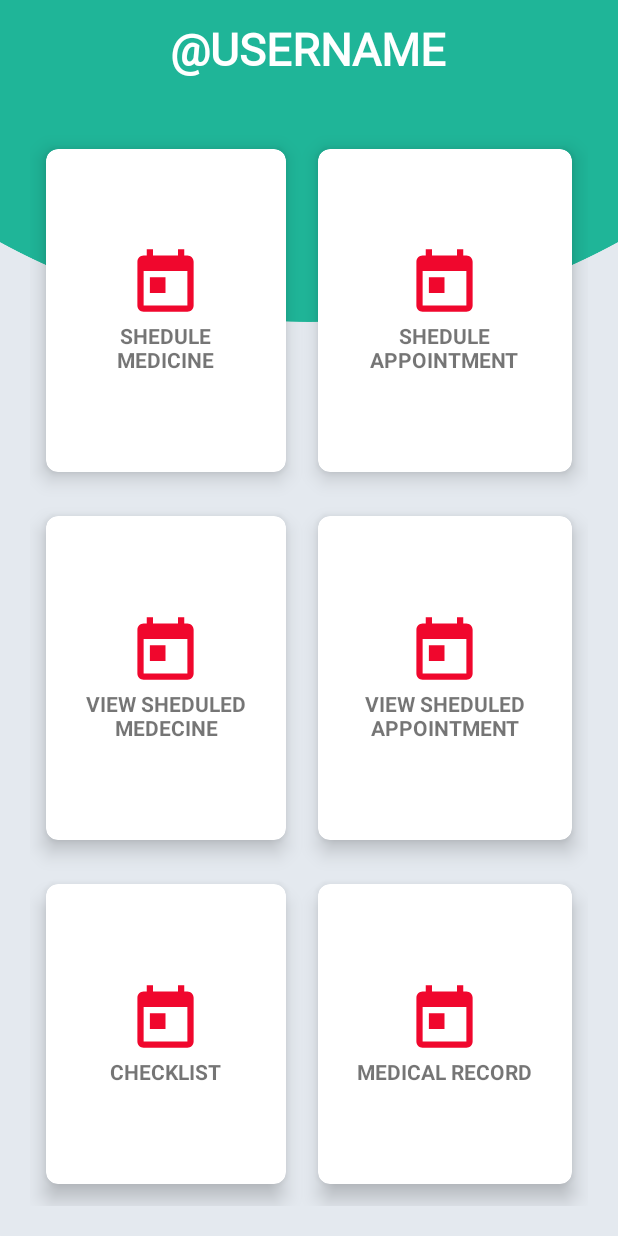
After one commit to sahilsgovekar/Medicine_and_Appointment_Sheduler_App, an Android app: the layout activity_home2.xml on its own in the app's theme, with its tools: preview values and no code run, on a phone screen of 412 x 824 dp. The commit adds this screen. Run offline under Robolectric (Android 15) with nearby library versions, the phone set to English and light mode, and no system bars.

Commit message:
added new home page, still old page exist

```diff
--- a/app/src/main/AndroidManifest.xml
+++ b/app/src/main/AndroidManifest.xml
@@ -45,6 +45,8 @@
             </intent-filter>
         </activity>
 
+        <activity android:name=".Home" />
+
         <receiver
             android:name=".broadcastForReminder"
             android:exported="true" />
--- /dev/null
+++ b/app/src/main/java/com/example/health_app/Home.java
@@ -0,0 +1,64 @@
+package com.example.health_app;
+
+import androidx.appcompat.app.AppCompatActivity;
+import androidx.cardview.widget.CardView;
+
+import android.content.Intent;
+import android.os.Bundle;
+import android.view.View;
+import android.widget.RelativeLayout;
+import android.widget.TextView;
+import android.widget.Toast;
+
+public class Home extends AppCompatActivity {
+
+    TextView headname;
+    CardView shedMedBtn, bookapbtn, viewshedmed;
+
+
+    @Override
+    protected void onCreate(Bundle savedInstanceState) {
+        super.onCreate(savedInstanceState);
+        setContentView(R.layout.activity_home2);
+
+        Intent intent = getIntent();
+        String username = intent.getStringExtra("username");
+        Toast.makeText(this, "Hello "+username, Toast.LENGTH_SHORT).show();
+
+        headname = findViewById(R.id.title_view);
+        shedMedBtn = findViewById(R.id.shedMedBtn);
+        bookapbtn = findViewById(R.id.bookapbtn);
+        viewshedmed = findViewById(R.id.viewshedmed);
+
+        headname.setText("@"+username);
+
+        shedMedBtn.setOnClickListener(new View.OnClickListener() {
+            @Override
+            public void onClick(View v) {
+                Intent intent = new Intent(getApplicationContext(), SheduleMedecine.class);
+                intent.putExtra("username", username);
+                startActivity(intent);
+
+            }
+        });
+
+        bookapbtn.setOnClickListener(new View.OnClickListener() {
+            @Override
+            public void onClick(View v) {
+                Intent intent = new Intent(getApplicationContext(), SheduleAppointment.class);
+                intent.putExtra("username", username);
+                startActivity(intent);
+            }
+        });
+
+        viewshedmed.setOnClickListener(new View.OnClickListener() {
+            @Override
+            public void onClick(View v) {
+                Intent intent = new Intent(getApplicationContext(), ViewSheduledMedicine.class);
+                intent.putExtra("username", username);
+                startActivity(intent);
+            }
+        });
+
+    }
+}
--- a/app/src/main/java/com/example/health_app/LoginActivity.java
+++ b/app/src/main/java/com/example/health_app/LoginActivity.java
@@ -1,10 +1,12 @@
 package com.example.health_app;
 
+import androidx.annotation.LongDef;
 import androidx.appcompat.app.AppCompatActivity;
 
 import android.content.Intent;
 import android.os.Bundle;
 import android.text.TextUtils;
+import android.util.Log;
 import android.view.View;
 import android.widget.Button;
 import android.widget.EditText;
@@ -42,7 +44,8 @@ public class LoginActivity extends AppCompatActivity {
                     Boolean checkuserpass = db.checkusernamepassword(user, pass);
                     if(checkuserpass == true) {
                         Toast.makeText(LoginActivity.this, "login sucess", Toast.LENGTH_SHORT).show();
-                        Intent intent = new Intent(getApplicationContext(), HomeActivity.class);
+                        Log.d("logintest", "inserted sucess");
+                        Intent intent = new Intent(getApplicationContext(), Home.class);
                         intent.putExtra("username", user);
                         startActivity(intent);
                     }
--- /dev/null
+++ b/app/src/main/res/drawable-v24/calendar_icon.xml
@@ -0,0 +1,5 @@
+<vector android:height="50dp" android:tint="#f0072d"
+    android:viewportHeight="24.0" android:viewportWidth="24.0"
+    android:width="50dp" xmlns:android="http://schemas.android.com/apk/res/android">
+    <path android:fillColor="#FF000000" android:pathData="M19,3h-1L18,1h-2v2L8,3L8,1L6,1v2L5,3c-1.11,0 -1.99,0.9 -1.99,2L3,19c0,1.1 0.89,2 2,2h14c1.1,0 2,-0.9 2,-2L21,5c0,-1.1 -0.9,-2 -2,-2zM19,19L5,19L5,8h14v11zM7,10h5v5L7,15z"/>
+</vector>
--- /dev/null
+++ b/app/src/main/res/layout/activity_home2.xml
@@ -0,0 +1,238 @@
+<?xml version="1.0" encoding="utf-8"?>
+<RelativeLayout xmlns:android="http://schemas.android.com/apk/res/android"
+xmlns:app="http://schemas.android.com/apk/res-auto"
+xmlns:tools="http://schemas.android.com/tools"
+android:layout_width="match_parent"
+android:layout_height="match_parent"
+android:background="@drawable/background_home"
+tools:context=".Home">
+
+    <TextView
+        android:id="@+id/title_view"
+        android:layout_width="wrap_content"
+        android:layout_height="wrap_content"
+        android:layout_centerHorizontal="true"
+        android:layout_marginStart="12dp"
+        android:layout_marginTop="12dp"
+        android:layout_marginEnd="12dp"
+        android:layout_marginBottom="12dp"
+        android:fontFamily="@font/baloo"
+        android:text="@USERNAME"
+        android:textColor="#fff"
+        android:textSize="30sp"
+        android:textStyle="bold" />
+
+<GridLayout
+    android:layout_width="match_parent"
+    android:layout_height="match_parent"
+    android:layout_below="@id/title_view"
+    android:layout_margin="20dp"
+    android:columnCount="2"
+    android:rowCount="3">
+
+
+    <androidx.cardview.widget.CardView
+        android:layout_width="wrap_content"
+        android:layout_height="wrap_content"
+        android:id="@+id/shedMedBtn"
+        android:layout_row="0"
+        android:layout_rowWeight="1"
+        android:layout_column="0"
+        android:layout_columnWeight="1"
+        android:layout_gravity="fill"
+        app:cardCornerRadius="8dp"
+        app:cardElevation="8dp"
+        app:cardUseCompatPadding="true">
+
+        <LinearLayout
+            android:layout_width="wrap_content"
+            android:layout_height="wrap_content"
+            android:layout_gravity="center_vertical|center_horizontal"
+            android:gravity="center"
+            android:orientation="vertical">
+
+            <ImageView
+                android:layout_width="wrap_content"
+                android:layout_height="wrap_content"
+                android:src="@drawable/calendar_icon" />
+
+            <TextView
+                android:layout_width="wrap_content"
+                android:layout_height="wrap_content"
+                android:text="SHEDULE\nMEDICINE"
+                android:textAlignment="center"
+                android:textStyle="bold" />
+        </LinearLayout>
+    </androidx.cardview.widget.CardView>
+
+    <androidx.cardview.widget.CardView
+        android:layout_width="wrap_content"
+        android:layout_height="wrap_content"
+        android:id="@+id/viewshedmed"
+        android:layout_row="0"
+        android:layout_rowWeight="1"
+        android:layout_column="1"
+        android:layout_columnWeight="1"
+        android:layout_gravity="fill"
+        app:cardCornerRadius="8dp"
+        app:cardElevation="8dp"
+        app:cardUseCompatPadding="true">
+
+        <LinearLayout
+            android:layout_width="wrap_content"
+            android:layout_height="wrap_content"
+            android:layout_gravity="center_vertical|center_horizontal"
+            android:gravity="center"
+            android:orientation="vertical">
+
+            <ImageView
+                android:layout_width="wrap_content"
+                android:layout_height="wrap_content"
+                android:src="@drawable/calendar_icon" />
+
+            <TextView
+                android:layout_width="wrap_content"
+                android:layout_height="wrap_content"
+                android:text="SHEDULE\nAPPOINTMENT"
+                android:textAlignment="center"
+                android:textStyle="bold" />
+        </LinearLayout>
+    </androidx.cardview.widget.CardView>
+
+    <androidx.cardview.widget.CardView
+        android:layout_width="wrap_content"
+        android:layout_height="wrap_content"
+        android:id="@+id/bookapbtn"
+        android:layout_row="1"
+        android:layout_rowWeight="1"
+        android:layout_column="0"
+        android:layout_columnWeight="1"
+        android:layout_gravity="fill"
+        app:cardCornerRadius="8dp"
+        app:cardElevation="8dp"
+        app:cardUseCompatPadding="true">
+
+        <LinearLayout
+            android:layout_width="wrap_content"
+            android:layout_height="wrap_content"
+            android:layout_gravity="center_vertical|center_horizontal"
+            android:gravity="center"
+            android:orientation="vertical">
+
+            <ImageView
+                android:layout_width="wrap_content"
+                android:layout_height="wrap_content"
+                android:src="@drawable/calendar_icon" />
+
+            <TextView
+                android:layout_width="wrap_content"
+                android:layout_height="wrap_content"
+                android:text="VIEW SHEDULED\nMEDECINE"
+                android:textAlignment="center"
+                android:textStyle="bold" />
+        </LinearLayout>
+    </androidx.cardview.widget.CardView>
+
+    <androidx.cardview.widget.CardView
+        android:layout_width="wrap_content"
+        android:layout_height="wrap_content"
+        android:layout_row="1"
+        android:layout_rowWeight="1"
+        android:layout_column="1"
+        android:layout_columnWeight="1"
+        android:layout_gravity="fill"
+        app:cardCornerRadius="8dp"
+        app:cardElevation="8dp"
+        app:cardUseCompatPadding="true">
+
+        <LinearLayout
+            android:layout_width="wrap_content"
+            android:layout_height="wrap_content"
+            android:layout_gravity="center_vertical|center_horizontal"
+            android:gravity="center"
+            android:orientation="vertical">
+
+            <ImageView
+                android:layout_width="wrap_content"
+                android:layout_height="wrap_content"
+                android:src="@drawable/calendar_icon" />
+
+            <TextView
+                android:layout_width="wrap_content"
+                android:layout_height="wrap_content"
+                android:text="VIEW SHEDULED\nAPPOINTMENT"
+                android:textAlignment="center"
+                android:textStyle="bold" />
+        </LinearLayout>
+    </androidx.cardview.widget.CardView>
+
+
+    <androidx.cardview.widget.CardView
+        android:layout_width="wrap_content"
+        android:layout_height="wrap_content"
+        android:layout_row="2"
+        android:layout_rowWeight="1"
+        android:layout_column="0"
+        android:layout_columnWeight="1"
+        android:layout_gravity="fill"
+        app:cardCornerRadius="8dp"
+        app:cardElevation="8dp"
+        app:cardUseCompatPadding="true">
+
+        <LinearLayout
+            android:layout_width="wrap_content"
+            android:layout_height="wrap_content"
+            android:layout_gravity="center_vertical|center_horizontal"
+            android:gravity="center"
+            android:orientation="vertical">
+
+            <ImageView
+                android:layout_width="wrap_content"
+                android:layout_height="wrap_content"
+                android:src="@drawable/calendar_icon" />
+
+            <TextView
+                android:layout_width="wrap_content"
+                android:layout_height="wrap_content"
+                android:text="CHECKLIST"
+                android:textAlignment="center"
+                android:textStyle="bold" />
+        </LinearLayout>
+    </androidx.cardview.widget.CardView>
+
+    <androidx.cardview.widget.CardView
+        android:layout_width="wrap_content"
+        android:layout_height="wrap_content"
+        android:layout_row="2"
+        android:layout_rowWeight="1"
+        android:layout_column="1"
+        android:layout_columnWeight="1"
+        android:layout_gravity="fill"
+        app:cardCornerRadius="8dp"
+        app:cardElevation="8dp"
+        app:cardUseCompatPadding="true">
+
+        <LinearLayout
+            android:layout_width="wrap_content"
+            android:layout_height="wrap_content"
+            android:layout_gravity="center_vertical|center_horizontal"
+            android:gravity="center"
+            android:orientation="vertical">
+
+            <ImageView
+                android:layout_width="wrap_content"
+                android:layout_height="wrap_content"
+                android:src="@drawable/calendar_icon" />
+
+            <TextView
+                android:layout_width="wrap_content"
+                android:layout_height="wrap_content"
+                android:text="MEDICAL RECORD"
+                android:textAlignment="center"
+                android:textStyle="bold" />
+        </LinearLayout>
+    </androidx.cardview.widget.CardView>
+</GridLayout>
+
+
+</RelativeLayout>
```
Also changed, not shown: app/src/main/res/drawable-v24/background_home.png (added).
